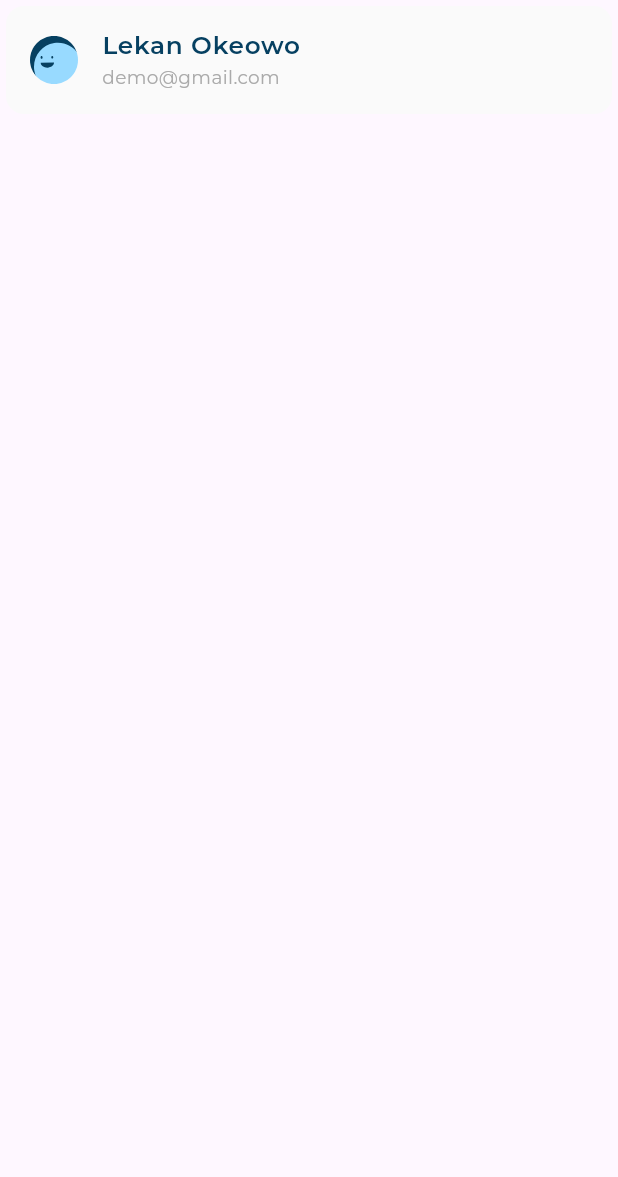
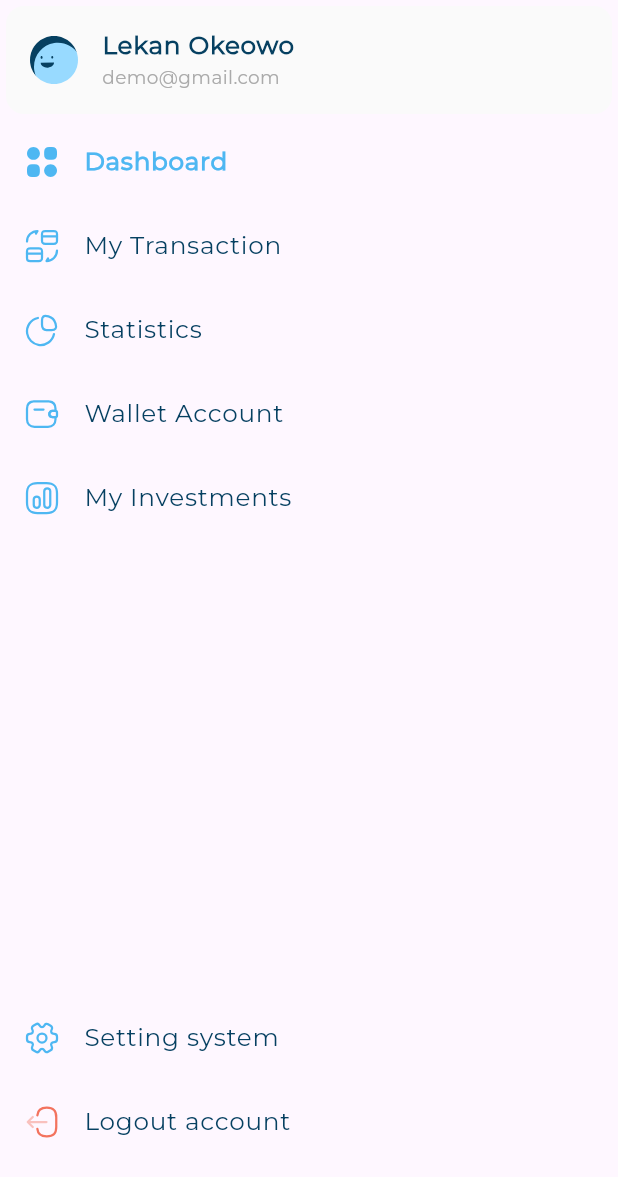
Before and after one commit to osamamorizk/responsive_dash_board, a Flutter app: the DesktopDashboard screen opened directly, on a phone screen of 412 x 824 dp. Shown: the top 1177 px of the screen. Run offline on Flutter 3.47's test engine with Material 3 defaults, Android fonts, the phone set to English and light mode, and no system bars; our stand-ins replace flutter_svg.

Commit message:
add custom drawer items

```diff
--- /dev/null
+++ b/lib/features/responsive_dashboard/data/models/drawer_item_model.dart
@@ -0,0 +1,6 @@
+class DrawerItemModel {
+  final String title;
+  final String image;
+
+  DrawerItemModel({required this.title, required this.image});
+}
--- /dev/null
+++ b/lib/features/responsive_dashboard/presentation/views/widgets/active_and_inactive_drawer_item.dart
@@ -0,0 +1,44 @@
+import 'package:flutter/material.dart';
+import 'package:flutter_svg/svg.dart';
+import 'package:responsive_ui_app/core/helpers/app_text_styles.dart';
+import 'package:responsive_ui_app/features/responsive_dashboard/data/models/drawer_item_model.dart';
+
+class ActiveDrawerItem extends StatelessWidget {
+  const ActiveDrawerItem({
+    super.key,
+    required this.drawerItemModel,
+  });
+
+  final DrawerItemModel drawerItemModel;
+
+  @override
+  Widget build(BuildContext context) {
+    return ListTile(
+      leading: SvgPicture.asset(drawerItemModel.image),
+      title: Text(
+        drawerItemModel.title,
+        style: AppStyles.styleBold16(context),
+      ),
+    );
+  }
+}
+
+class InactiveDrawerItem extends StatelessWidget {
+  const InactiveDrawerItem({
+    super.key,
+    required this.drawerItemModel,
+  });
+
+  final DrawerItemModel drawerItemModel;
+
+  @override
+  Widget build(BuildContext context) {
+    return ListTile(
+      leading: SvgPicture.asset(drawerItemModel.image),
+      title: Text(
+        drawerItemModel.title,
+        style: AppStyles.styleMedium16(context),
+      ),
+    );
+  }
+}
--- a/lib/features/responsive_dashboard/presentation/views/widgets/custom_drawer.dart
+++ b/lib/features/responsive_dashboard/presentation/views/widgets/custom_drawer.dart
@@ -1,5 +1,9 @@
 import 'package:flutter/material.dart';
 import 'package:responsive_ui_app/core/helpers/app_assets.dart';
+import 'package:responsive_ui_app/features/responsive_dashboard/data/models/drawer_item_model.dart';
+import 'package:responsive_ui_app/features/responsive_dashboard/presentation/views/widgets/active_and_inactive_drawer_item.dart';
+
+import 'package:responsive_ui_app/features/responsive_dashboard/presentation/views/widgets/drawer_items_listview.dart';
 import 'package:responsive_ui_app/features/responsive_dashboard/presentation/views/widgets/user_info_listtile.dart';
 
 class CustomDrawer extends StatelessWidget {
@@ -7,13 +11,35 @@ class CustomDrawer extends StatelessWidget {
 
   @override
   Widget build(BuildContext context) {
-    return Column(
-      children: [
-        UserInfoListTile(
-          image: Assets.imagesAvatar3,
-          title: 'Lekan Okeowo',
-          subtitle: 'demo@gmail.com',
+    return CustomScrollView(
+      slivers: [
+        SliverToBoxAdapter(
+          child: UserInfoListTile(
+            image: Assets.imagesAvatar3,
+            title: 'Lekan Okeowo',
+            subtitle: 'demo@gmail.com',
+          ),
         ),
+        CustomDraweItemsListView(),
+        SliverFillRemaining(
+          hasScrollBody: false,
+          child: Column(
+            children: [
+              Expanded(child: SizedBox()),
+              InactiveDrawerItem(
+                drawerItemModel: DrawerItemModel(
+                    title: 'Setting system', image: Assets.imagesSettings),
+              ),
+              InactiveDrawerItem(
+                drawerItemModel: DrawerItemModel(
+                    title: 'Logout account', image: Assets.imagesLogout),
+              ),
+              SizedBox(
+                height: 48,
+              )
+            ],
+          ),
+        )
       ],
     );
   }
--- /dev/null
+++ b/lib/features/responsive_dashboard/presentation/views/widgets/custom_drawer_item.dart
@@ -0,0 +1,17 @@
+import 'package:flutter/material.dart';
+
+import 'package:responsive_ui_app/features/responsive_dashboard/data/models/drawer_item_model.dart';
+import 'package:responsive_ui_app/features/responsive_dashboard/presentation/views/widgets/active_and_inactive_drawer_item.dart';
+
+class CustomDrawerItem extends StatelessWidget {
+  const CustomDrawerItem(
+      {super.key, required this.drawerItemModel, required this.isActive});
+  final DrawerItemModel drawerItemModel;
+  final bool isActive;
+  @override
+  Widget build(BuildContext context) {
+    return isActive
+        ? ActiveDrawerItem(drawerItemModel: drawerItemModel)
+        : InactiveDrawerItem(drawerItemModel: drawerItemModel);
+  }
+}
--- a/pubspec.yaml
+++ b/pubspec.yaml
@@ -70,7 +70,7 @@ flutter:
   fonts:
     - family: Montserrat
       fonts:
-        - asset: assets/fonts/Montserrat-VariableFont_wght.ttf
+        - asset: assets/fonts/Montserrat-Regular.ttf
   #   - family: Trajan Pro
   #     fonts:
   #       - asset: fonts/TrajanPro.ttf
```
Also changed, not shown: lib/features/responsive_dashboard/presentation/views/widgets/drawer_items_listview.dart (added, +46 -0 lines), assets/fonts/Montserrat-Regular.ttf (added), assets/fonts/Montserrat-VariableFont_wght.ttf (deleted).
